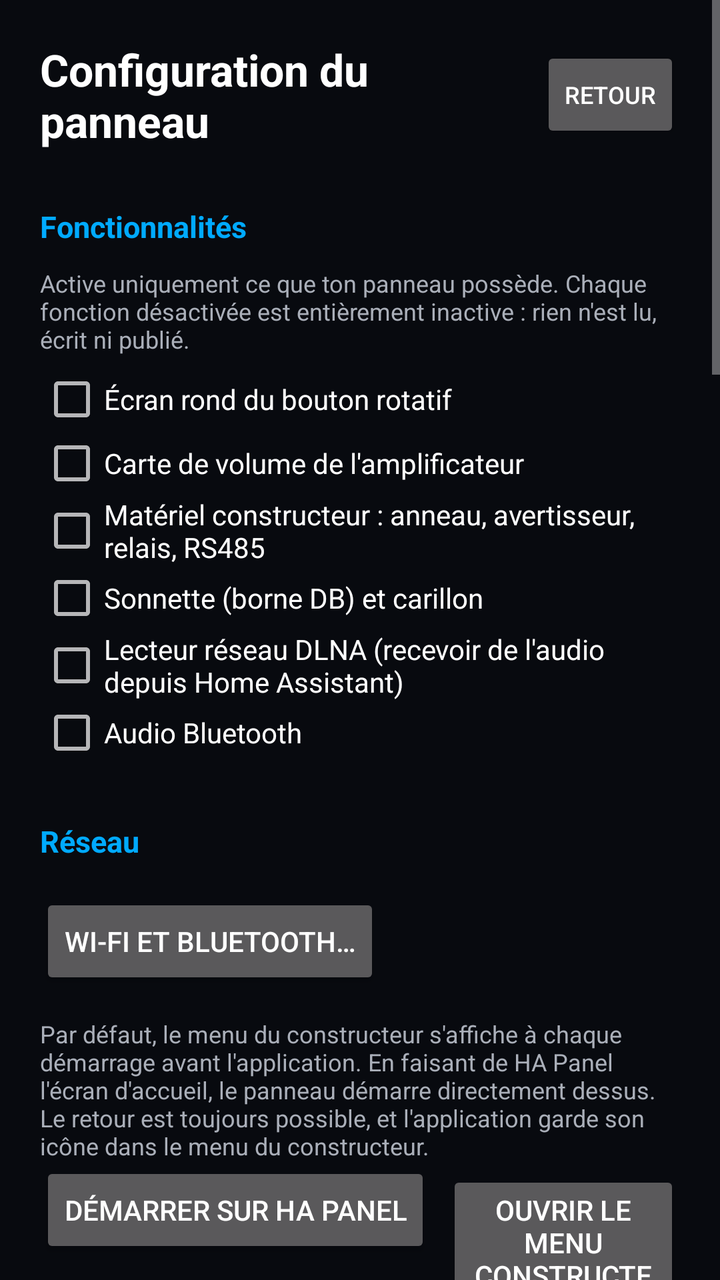
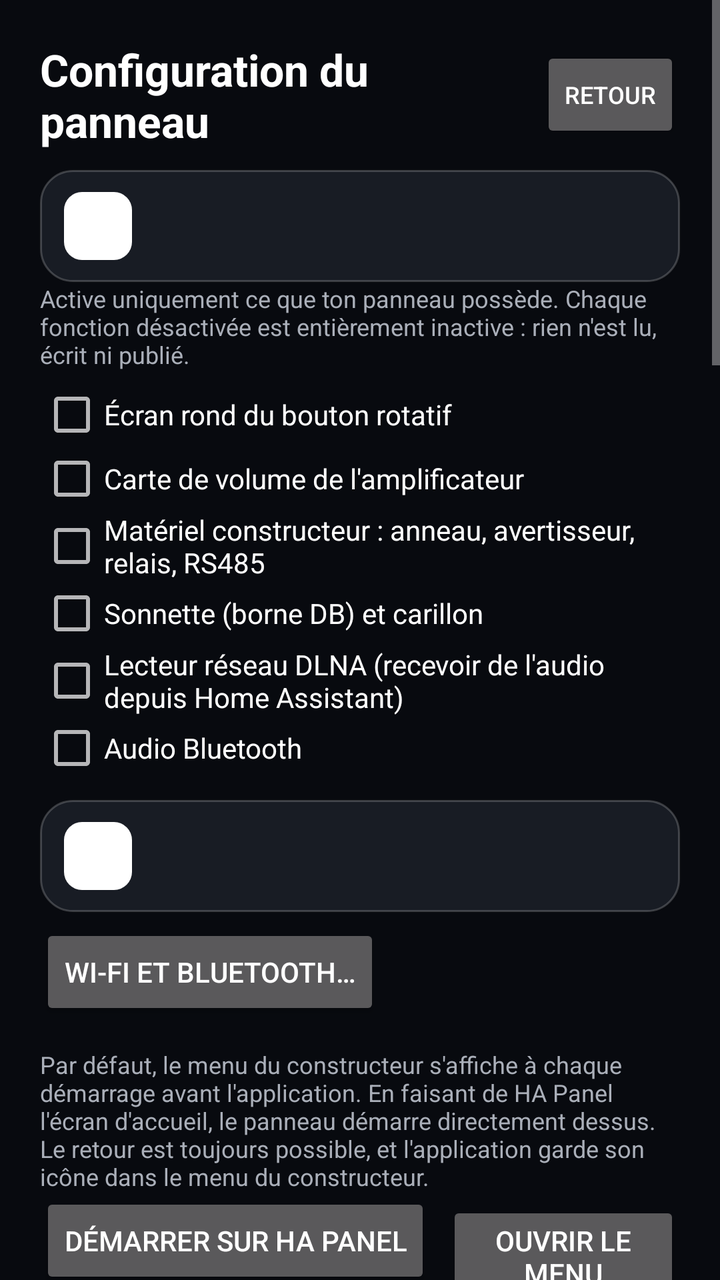

Screens rendered from an Android XML layout before and after an edit, with the pre-edit source and the edit as a unified diff.
<!-- AndroidManifest.xml: application theme Theme.HaPanel -->
<!-- res/layout/activity_setup.xml -->
<?xml version="1.0" encoding="utf-8"?>
<ScrollView xmlns:android="http://schemas.android.com/apk/res/android"
    android:id="@+id/setup_root"
    android:layout_width="match_parent"
    android:layout_height="match_parent"
    android:background="@color/background">

    <LinearLayout
        android:layout_width="match_parent"
        android:layout_height="wrap_content"
        android:orientation="vertical"
        android:focusable="true"
        android:focusableInTouchMode="true"
        android:padding="20dp">

        <LinearLayout
            android:layout_width="match_parent"
            android:layout_height="wrap_content"
            android:orientation="horizontal"
            android:gravity="center_vertical">

            <TextView
                android:layout_width="0dp"
                android:layout_height="wrap_content"
                android:layout_weight="1"
                android:text="@string/setup_title"
                android:textColor="@color/text_primary"
                android:textSize="22sp"
                android:textStyle="bold" />

            <Button
                android:id="@+id/back_button"
                android:layout_width="wrap_content"
                android:layout_height="wrap_content"
                android:minWidth="0dp"
                android:text="@string/back"
                android:textSize="12sp" />
        </LinearLayout>

        

        <TextView
            android:id="@+id/header_features"
            style="@style/SectionHeader"
            android:text="@string/section_features" />

        <LinearLayout
            android:id="@+id/section_features"
            android:layout_width="match_parent"
            android:layout_height="wrap_content"
            android:orientation="vertical">

            <TextView
                android:layout_width="match_parent"
                android:layout_height="wrap_content"
                android:layout_marginBottom="6dp"
                android:text="@string/features_help"
                android:textColor="@color/text_secondary"
                android:textSize="12sp" />

            <CheckBox
                android:id="@+id/feature_knob_screen"
                android:layout_width="wrap_content"
                android:layout_height="wrap_content"
                android:text="@string/feature_knob_screen"
                android:textColor="@color/text_primary" />

            <CheckBox
                android:id="@+id/feature_panel_volume"
                android:layout_width="wrap_content"
                android:layout_height="wrap_content"
                android:text="@string/feature_panel_volume"
                android:textColor="@color/text_primary" />

            <CheckBox
                android:id="@+id/feature_vendor_hw"
                android:layout_width="wrap_content"
                android:layout_height="wrap_content"
                android:text="@string/feature_vendor_hw"
                android:textColor="@color/text_primary" />

            <CheckBox
                android:id="@+id/feature_doorbell"
                android:layout_width="wrap_content"
                android:layout_height="wrap_content"
                android:text="@string/feature_doorbell"
                android:textColor="@color/text_primary" />

            <CheckBox
                android:id="@+id/feature_dlna"
                android:layout_width="wrap_content"
                android:layout_height="wrap_content"
                android:text="@string/feature_dlna"
                android:textColor="@color/text_primary" />

            <CheckBox
                android:id="@+id/feature_bluetooth"
                android:layout_width="wrap_content"
                android:layout_height="wrap_content"
                android:text="@string/feature_bluetooth"
                android:textColor="@color/text_primary" />
        </LinearLayout>

        

        <TextView
            android:id="@+id/header_network"
            style="@style/SectionHeader"
            android:text="@string/section_network" />

        <LinearLayout
            android:id="@+id/section_network"
            android:layout_width="match_parent"
            android:layout_height="wrap_content"
            android:orientation="vertical">

            <Button
                android:id="@+id/open_network"
                android:layout_width="wrap_content"
                android:layout_height="wrap_content"
                android:layout_marginTop="6dp"
                android:text="@string/open_network" />

            <TextView
                android:layout_width="match_parent"
                android:layout_height="wrap_content"
                android:layout_marginTop="14dp"
                android:text="@string/launcher_help"
                android:textColor="@color/text_secondary"
                android:textSize="12sp" />

            <LinearLayout
                android:layout_width="match_parent"
                android:layout_height="wrap_content"
                android:orientation="horizontal">

                <Button
                    android:id="@+id/launcher_take"
                    android:layout_width="wrap_content"
                    android:layout_height="wrap_content"
                    android:text="@string/launcher_take" />

                <Button
                    android:id="@+id/launcher_release"
                    android:layout_width="wrap_content"
                    android:layout_height="wrap_content"
                    android:layout_marginStart="8dp"
                    android:text="@string/launcher_release" />
            </LinearLayout>

            <TextView
                android:id="@+id/launcher_state"
                android:layout_width="match_parent"
                android:layout_height="wrap_content"
                android:textColor="@color/text_secondary"
                android:textSize="12sp" />

            <CheckBox
                android:id="@+id/wifi_fallback"
                android:layout_width="wrap_content"
                android:layout_height="wrap_content"
                android:layout_marginTop="6dp"
                android:text="@string/wifi_fallback"
                android:textColor="@color/text_primary" />

            <TextView
                android:layout_width="match_parent"
                android:layout_height="wrap_content"
                android:layout_marginTop="14dp"
                android:text="@string/updates_help"
                android:textColor="@color/text_secondary"
                android:textSize="12sp" />

            <EditText
                android:id="@+id/update_source"
                android:layout_width="match_parent"
                android:layout_height="wrap_content"
                android:hint="@string/hint_update_source"
                android:inputType="textUri"
                android:maxLines="1"
                android:textColor="@color/text_primary" />

            <CheckBox
                android:id="@+id/update_auto"
                android:layout_width="wrap_content"
                android:layout_height="wrap_content"
                android:text="@string/update_auto"
                android:textColor="@color/text_primary" />

            <LinearLayout
                android:layout_width="match_parent"
                android:layout_height="wrap_content"
                android:orientation="horizontal"
                android:gravity="center_vertical">

                <Button
                    android:id="@+id/update_check"
                    android:layout_width="wrap_content"
                    android:layout_height="wrap_content"
                    android:text="@string/update_check" />

                <TextView
                    android:id="@+id/update_state"
                    android:layout_width="0dp"
                    android:layout_height="wrap_content"
                    android:layout_weight="1"
                    android:layout_marginStart="12dp"
                    android:textColor="@color/text_secondary"
                    android:textSize="12sp" />
            </LinearLayout>
        </LinearLayout>

        

        <TextView
            android:id="@+id/header_zigbee"
            style="@style/SectionHeader"
            android:text="@string/section_zigbee" />

        <LinearLayout
            android:id="@+id/section_zigbee"
            android:layout_width="match_parent"
            android:layout_height="wrap_content"
            android:orientation="vertical">

            <TextView
                android:layout_width="match_parent"
                android:layout_height="wrap_content"
                android:text="@string/zigbee_help"
                android:textColor="@color/text_secondary"
                android:textSize="12sp" />

            <CheckBox
                android:id="@+id/feature_zigbee"
                android:layout_width="wrap_content"
                android:layout_height="wrap_content"
                android:layout_marginTop="6dp"
                android:text="@string/feature_zigbee"
                android:textColor="@color/text_primary" />

            <LinearLayout
                android:layout_width="match_parent"
                android:layout_height="wrap_content"
                android:orientation="horizontal">

                <EditText
                    android:id="@+id/zigbee_device"
                    android:layout_width="0dp"
                    android:layout_height="wrap_content"
                    android:layout_weight="2"
                    android:hint="@string/hint_zigbee_device"
                    android:inputType="text"
                    android:maxLines="1"
                    android:textColor="@color/text_primary" />

                <EditText
                    android:id="@+id/zigbee_port"
                    android:layout_width="0dp"
                    android:layout_height="wrap_content"
                    android:layout_weight="1"
                    android:layout_marginStart="12dp"
                    android:hint="@string/hint_zigbee_port"
                    android:inputType="number"
                    android:maxLines="1"
                    android:textColor="@color/text_primary" />
            </LinearLayout>

            <LinearLayout
                android:layout_width="match_parent"
                android:layout_height="wrap_content"
                android:orientation="horizontal"
                android:gravity="center_vertical">

                <Button
                    android:id="@+id/zigbee_probe"
                    android:layout_width="wrap_content"
                    android:layout_height="wrap_content"
                    android:text="@string/zigbee_probe" />

                <TextView
                    android:id="@+id/zigbee_state"
                    android:layout_width="0dp"
                    android:layout_height="wrap_content"
                    android:layout_weight="1"
                    android:layout_marginStart="12dp"
                    android:textColor="@color/text_secondary"
                    android:textSize="12sp" />
            </LinearLayout>
        </LinearLayout>

        

        <TextView
            android:id="@+id/header_connection"
            style="@style/SectionHeader"
            android:text="@string/section_connection" />

        <LinearLayout
            android:id="@+id/section_connection"
            android:layout_width="match_parent"
            android:layout_height="wrap_content"
            android:orientation="vertical">

            <LinearLayout
                android:layout_width="match_parent"
                android:layout_height="wrap_content"
                android:orientation="horizontal">

                <EditText
                    android:id="@+id/host"
                    android:layout_width="0dp"
                    android:layout_height="wrap_content"
                    android:layout_weight="3"
                    android:hint="@string/hint_host"
                    android:inputType="textUri"
                    android:maxLines="1"
                    android:textColor="@color/text_primary"
                    android:textColorHint="@color/text_secondary" />

                <EditText
                    android:id="@+id/port"
                    android:layout_width="0dp"
                    android:layout_height="wrap_content"
                    android:layout_weight="1"
                    android:layout_marginStart="12dp"
                    android:hint="@string/hint_port"
                    android:inputType="number"
                    android:textColor="@color/text_primary"
                    android:textColorHint="@color/text_secondary" />
            </LinearLayout>

            <EditText
                android:id="@+id/token"
                android:layout_width="match_parent"
                android:layout_height="wrap_content"
                android:layout_marginTop="8dp"
                android:hint="@string/hint_token"
                android:inputType="textPassword"
                android:maxLines="1"
                android:textColor="@color/text_primary"
                android:textColorHint="@color/text_secondary" />

            <TextView
                android:layout_width="match_parent"
                android:layout_height="wrap_content"
                android:layout_marginTop="4dp"
                android:text="@string/setup_help"
                android:textColor="@color/text_secondary"
                android:textSize="12sp" />

            <CheckBox
                android:id="@+id/tls"
                android:layout_width="wrap_content"
                android:layout_height="wrap_content"
                android:text="@string/use_tls"
                android:textColor="@color/text_primary" />
        </LinearLayout>

        

        <TextView
            android:id="@+id/header_entities"
            style="@style/SectionHeader"
            android:text="@string/section_entities" />

        <LinearLayout
            android:id="@+id/section_entities"
            android:layout_width="match_parent"
            android:layout_height="wrap_content"
            android:orientation="vertical">

            <EditText
                android:id="@+id/pinned"
                android:layout_width="match_parent"
                android:layout_height="wrap_content"
                android:hint="@string/hint_pinned"
                android:inputType="textMultiLine"
                android:maxLines="3"
                android:textColor="@color/text_primary"
                android:textColorHint="@color/text_secondary" />

            <Button
                android:id="@+id/choose_entities"
                android:layout_width="match_parent"
                android:layout_height="wrap_content"
                android:layout_marginTop="8dp"
                android:text="@string/choose_entities" />
        </LinearLayout>

        

        <TextView
            android:id="@+id/header_display"
            style="@style/SectionHeader"
            android:text="@string/section_display" />

        <LinearLayout
            android:id="@+id/section_display"
            android:layout_width="match_parent"
            android:layout_height="wrap_content"
            android:orientation="vertical">

            <LinearLayout
                android:layout_width="match_parent"
                android:layout_height="wrap_content"
                android:orientation="horizontal"
                android:gravity="center_vertical">

                <EditText
                    android:id="@+id/screensaver_delay"
                    android:layout_width="0dp"
                    android:layout_height="wrap_content"
                    android:layout_weight="1"
                    android:hint="@string/hint_saver_delay"
                    android:inputType="number"
                    android:textColor="@color/text_primary"
                    android:textColorHint="@color/text_secondary" />

                <Spinner
                    android:id="@+id/screensaver_mode"
                    android:layout_width="wrap_content"
                    android:layout_height="wrap_content"
                    android:layout_marginStart="12dp"
                    android:minWidth="170dp" />
            </LinearLayout>

            <EditText
                android:id="@+id/photo_folder"
                android:layout_width="match_parent"
                android:layout_height="wrap_content"
                android:hint="@string/hint_photo_folder"
                android:inputType="textUri"
                android:maxLines="1"
                android:textColor="@color/text_primary"
                android:textColorHint="@color/text_secondary" />

            <LinearLayout
                android:layout_width="match_parent"
                android:layout_height="wrap_content"
                android:orientation="horizontal">

                <EditText
                    android:id="@+id/screen_timeout"
                    android:layout_width="0dp"
                    android:layout_height="wrap_content"
                    android:layout_weight="1"
                    android:hint="@string/hint_timeout"
                    android:inputType="number"
                    android:textColor="@color/text_primary"
                    android:textColorHint="@color/text_secondary" />

                <EditText
                    android:id="@+id/screen_brightness"
                    android:layout_width="0dp"
                    android:layout_height="wrap_content"
                    android:layout_weight="1"
                    android:layout_marginStart="12dp"
                    android:hint="@string/hint_brightness"
                    android:inputType="number"
                    android:textColor="@color/text_primary"
                    android:textColorHint="@color/text_secondary" />
            </LinearLayout>

            <CheckBox
                android:id="@+id/wake_proximity"
                android:layout_width="wrap_content"
                android:layout_height="wrap_content"
                android:text="@string/wake_proximity"
                android:textColor="@color/text_primary" />
        </LinearLayout>

        

        <TextView
            android:id="@+id/header_audio"
            style="@style/SectionHeader"
            android:text="@string/section_audio" />

        <LinearLayout
            android:id="@+id/section_audio"
            android:layout_width="match_parent"
            android:layout_height="wrap_content"
            android:orientation="vertical">

            <LinearLayout
                android:layout_width="match_parent"
                android:layout_height="wrap_content"
                android:orientation="horizontal"
                android:gravity="center_vertical">

                <TextView
                    android:layout_width="wrap_content"
                    android:layout_height="wrap_content"
                    android:text="@string/chime_label"
                    android:textColor="@color/text_secondary"
                    android:textSize="14sp" />

                <Spinner
                    android:id="@+id/chime_choice"
                    android:layout_width="0dp"
                    android:layout_height="wrap_content"
                    android:layout_weight="1"
                    android:layout_marginStart="12dp" />

                <Button
                    android:id="@+id/chime_test"
                    android:layout_width="wrap_content"
                    android:layout_height="wrap_content"
                    android:layout_marginStart="8dp"
                    android:minWidth="0dp"
                    android:text="@string/chime_test"
                    android:textSize="12sp" />
            </LinearLayout>

            <EditText
                android:id="@+id/go2rtc_url"
                android:layout_width="match_parent"
                android:layout_height="wrap_content"
                android:hint="@string/hint_go2rtc"
                android:inputType="textUri"
                android:maxLines="1"
                android:textColor="@color/text_primary"
                android:textColorHint="@color/text_secondary" />

            <LinearLayout
                android:layout_width="match_parent"
                android:layout_height="wrap_content"
                android:orientation="horizontal">

                <TextView
                    android:layout_width="wrap_content"
                    android:layout_height="wrap_content"
                    android:text="@string/camera_label"
                    android:textColor="@color/text_secondary"
                    android:textSize="14sp" />

                <Spinner
                    android:id="@+id/doorbell_camera"
                    android:layout_width="0dp"
                    android:layout_height="wrap_content"
                    android:layout_weight="3"
                    android:layout_marginStart="12dp" />

                <EditText
                    android:id="@+id/doorbell_camera_seconds"
                    android:layout_width="0dp"
                    android:layout_height="wrap_content"
                    android:layout_weight="1"
                    android:layout_marginStart="12dp"
                    android:hint="@string/hint_doorbell_camera_seconds"
                    android:inputType="number"
                    android:textColor="@color/text_primary"
                    android:textColorHint="@color/text_secondary" />
            </LinearLayout>

            <Button
                android:id="@+id/doorbell_test"
                android:layout_width="match_parent"
                android:layout_height="wrap_content"
                android:layout_marginTop="6dp"
                android:text="@string/doorbell_test" />

            <CheckBox
                android:id="@+id/chime_on_doorbell"
                android:layout_width="wrap_content"
                android:layout_height="wrap_content"
                android:text="@string/chime_on_doorbell"
                android:textColor="@color/text_primary" />

            <CheckBox
                android:id="@+id/assistant_enabled"
                android:layout_width="wrap_content"
                android:layout_height="wrap_content"
                android:text="@string/assistant_enabled"
                android:textColor="@color/text_primary" />

            <CheckBox
                android:id="@+id/publish"
                android:layout_width="wrap_content"
                android:layout_height="wrap_content"
                android:text="@string/publish_sensors"
                android:textColor="@color/text_primary" />
        </LinearLayout>

        <Button
            android:id="@+id/connect"
            android:layout_width="match_parent"
            android:layout_height="wrap_content"
            android:layout_marginTop="20dp"
            android:text="@string/save" />

    </LinearLayout>
</ScrollView>
<!-- resources referenced by this layout -->
<resources>
  <color name="background">#FF080A0F</color>
  <color name="text_primary">#FFFFFFFF</color>
  <color name="text_secondary">#FFAAAFB9</color>
  <string name="assistant_enabled">Assistant vocal (nécessite le micro)</string>
  <string name="back">Retour</string>
  <string name="camera_label">Caméra à la sonnerie</string>
  <string name="chime_label">Carillon</string>
  <string name="chime_on_doorbell">Jouer le carillon quand on sonne (borne DB)</string>
  <string name="chime_test">Essayer</string>
  <string name="choose_entities">Choisir les entités à afficher…</string>
  <string name="doorbell_test">Tester la sonnerie complète (carillon + caméra)</string>
  <string name="feature_bluetooth">Audio Bluetooth</string>
  <string name="feature_doorbell">Sonnette (borne DB) et carillon</string>
  <string name="feature_knob_screen">Écran rond du bouton rotatif</string>
  <string name="feature_panel_volume">Carte de volume de l\'amplificateur</string>
  <string name="feature_vendor_hw">Matériel constructeur : anneau, avertisseur, relais, RS485</string>
  <string name="feature_zigbee">Exposer la radio Zigbee sur le réseau</string>
  <string name="hint_brightness">Luminosité écran (5 à 100 %)</string>
  <string name="hint_doorbell_camera_seconds">Durée d\'affichage (s)</string>
  <string name="hint_go2rtc">Adresse go2rtc, ex. http://192.168.1.10:1984</string>
  <string name="hint_host">Adresse du serveur Home Assistant</string>
  <string name="hint_photo_folder">Dossier des photos du diaporama</string>
  <string name="hint_pinned">Entités à afficher (vide = automatique)</string>
  <string name="hint_port">Port</string>
  <string name="hint_saver_delay">Écran de veille après (s, 0 = jamais)</string>
  <string name="hint_timeout">Extinction totale après (s, 0 = jamais)</string>
  <string name="hint_token">Jeton d\'accès longue durée</string>
  <string name="hint_update_source">Dépôt GitHub ou adresse du fichier de version</string>
  <string name="hint_zigbee_device">Port série, ex. /dev/ttyS3</string>
  <string name="hint_zigbee_port">Port TCP d\'écoute</string>
  <string name="launcher_release">Ouvrir le menu constructeur</string>
  <string name="launcher_take">Démarrer sur HA Panel</string>
  <string name="open_network">Wi-Fi et Bluetooth…</string>
  <string name="publish_sensors">Publier les capteurs du panneau vers Home Assistant</string>
  <string name="save">Enregistrer</string>
  <string name="section_audio">Audio, sonnette et assistant</string>
  <string name="section_connection">Connexion au serveur</string>
  <string name="section_display">Écran et veille</string>
  <string name="section_entities">Entités affichées</string>
  <string name="section_features">Fonctionnalités</string>
  <string name="section_network">Réseau</string>
  <string name="section_zigbee">Zigbee</string>
  <string name="setup_title">Configuration du panneau</string>
  <string name="update_auto">Vérifier au démarrage</string>
  <string name="update_check">Vérifier maintenant</string>
  <string name="use_tls">Utiliser HTTPS / WSS</string>
  <string name="wake_proximity">Réveiller l\'écran quand quelqu\'un s\'approche</string>
  <string name="wifi_fallback">Proposer le Wi-Fi si le câble Ethernet ne répond pas</string>
  <string name="zigbee_probe">Chercher la radio Zigbee</string>
  <style name="SectionHeader">
          <item name="android:layout_width">match_parent</item>
          <item name="android:layout_height">wrap_content</item>
          <item name="android:layout_marginTop">18dp</item>
          <item name="android:paddingTop">10dp</item>
          <item name="android:paddingBottom">10dp</item>
          <item name="android:textColor">@color/accent</item>
          <item name="android:textSize">15sp</item>
          <item name="android:textStyle">bold</item>
          <item name="android:background">?android:attr/selectableItemBackground</item>
      </style>
  <color name="accent">#FF00AAFF</color>
  <!-- unchanged entries left out for length: 7 -->
</resources>

<!-- the commit's change to res/layout/activity_setup.xml (unified diff, before → after) -->
@@ -39,10 +39,9 @@
 
         
 
-        <TextView
+        <include
             android:id="@+id/header_features"
-            style="@style/SectionHeader"
-            android:text="@string/section_features" />
+            layout="@layout/view_settings_section" />
 
         <LinearLayout
             android:id="@+id/section_features"
@@ -103,10 +102,9 @@
 
         
 
-        <TextView
+        <include
             android:id="@+id/header_network"
-            style="@style/SectionHeader"
-            android:text="@string/section_network" />
+            layout="@layout/view_settings_section" />
 
         <LinearLayout
             android:id="@+id/section_network"
@@ -212,10 +210,9 @@
 
         
 
-        <TextView
+        <include
             android:id="@+id/header_zigbee"
-            style="@style/SectionHeader"
-            android:text="@string/section_zigbee" />
+            layout="@layout/view_settings_section" />
 
         <LinearLayout
             android:id="@+id/section_zigbee"
@@ -290,10 +287,9 @@
 
         
 
-        <TextView
+        <include
             android:id="@+id/header_connection"
-            style="@style/SectionHeader"
-            android:text="@string/section_connection" />
+            layout="@layout/view_settings_section" />
 
         <LinearLayout
             android:id="@+id/section_connection"
@@ -358,10 +354,9 @@
 
         
 
-        <TextView
+        <include
             android:id="@+id/header_entities"
-            style="@style/SectionHeader"
-            android:text="@string/section_entities" />
+            layout="@layout/view_settings_section" />
 
         <LinearLayout
             android:id="@+id/section_entities"
@@ -389,10 +384,9 @@
 
         
 
-        <TextView
+        <include
             android:id="@+id/header_display"
-            style="@style/SectionHeader"
-            android:text="@string/section_display" />
+            layout="@layout/view_settings_section" />
 
         <LinearLayout
             android:id="@+id/section_display"
@@ -471,10 +465,9 @@
 
         
 
-        <TextView
+        <include
             android:id="@+id/header_audio"
-            style="@style/SectionHeader"
-            android:text="@string/section_audio" />
+            layout="@layout/view_settings_section" />
 
         <LinearLayout
             android:id="@+id/section_audio"
@@ -591,3 +584,48 @@
 
     </LinearLayout>
 </ScrollView>
+<!-- res/layout/view_settings_section.xml (included above) -->
+<?xml version="1.0" encoding="utf-8"?>
+<LinearLayout xmlns:android="http://schemas.android.com/apk/res/android"
+    android:layout_width="match_parent"
+    android:layout_height="wrap_content"
+    android:minHeight="56dp"
+    android:layout_marginTop="10dp"
+    android:orientation="horizontal"
+    android:gravity="center_vertical"
+    android:paddingStart="12dp"
+    android:paddingEnd="16dp"
+    android:paddingTop="8dp"
+    android:paddingBottom="8dp"
+    android:background="@drawable/settings_section_background">
+
+    <TextView
+        android:id="@+id/section_icon"
+        android:layout_width="34dp"
+        android:layout_height="34dp"
+        android:gravity="center"
+        android:includeFontPadding="false"
+        android:textColor="#FFFFFFFF"
+        android:textSize="19sp"
+        android:background="@drawable/settings_icon_background" />
+
+    <TextView
+        android:id="@+id/section_title"
+        android:layout_width="0dp"
+        android:layout_height="wrap_content"
+        android:layout_weight="1"
+        android:layout_marginStart="14dp"
+        android:maxLines="1"
+        android:ellipsize="end"
+        android:textColor="@color/text_primary"
+        android:textSize="15sp" />
+
+    <TextView
+        android:id="@+id/section_chevron"
+        android:layout_width="wrap_content"
+        android:layout_height="wrap_content"
+        android:includeFontPadding="false"
+        android:textColor="@color/text_tertiary"
+        android:textSize="18sp" />
+
+</LinearLayout>
<!-- resource entries referenced after the edit -->
@@ -3,6 +3,22 @@
   <color name="background">#FF080A0F</color>
   <color name="text_primary">#FFFFFFFF</color>
   <color name="text_secondary">#FFAAAFB9</color>
+  <color name="text_tertiary">#FF6B7280</color>
+  <!-- drawable settings_icon_background (drawable) -->
+  <?xml version="1.0" encoding="utf-8"?>
+  <shape xmlns:android="http://schemas.android.com/apk/res/android"
+      android:shape="rectangle">
+      <corners android:radius="9dp" />
+      <solid android:color="#FFFFFFFF" />
+  </shape>
+  <!-- drawable settings_section_background (drawable) -->
+  <?xml version="1.0" encoding="utf-8"?>
+  <shape xmlns:android="http://schemas.android.com/apk/res/android"
+      android:shape="rectangle">
+      <corners android:radius="16dp" />
+      <solid android:color="@color/surface" />
+      <stroke android:width="1dp" android:color="@color/tile_border" />
+  </shape>
   <string name="assistant_enabled">Assistant vocal (nécessite le micro)</string>
   <string name="back">Retour</string>
   <string name="camera_label">Caméra à la sonnerie</string>
@@ -35,13 +51,6 @@
   <string name="open_network">Wi-Fi et Bluetooth…</string>
   <string name="publish_sensors">Publier les capteurs du panneau vers Home Assistant</string>
   <string name="save">Enregistrer</string>
-  <string name="section_audio">Audio, sonnette et assistant</string>
-  <string name="section_connection">Connexion au serveur</string>
-  <string name="section_display">Écran et veille</string>
-  <string name="section_entities">Entités affichées</string>
-  <string name="section_features">Fonctionnalités</string>
-  <string name="section_network">Réseau</string>
-  <string name="section_zigbee">Zigbee</string>
   <string name="setup_title">Configuration du panneau</string>
   <string name="update_auto">Vérifier au démarrage</string>
   <string name="update_check">Vérifier maintenant</string>
@@ -49,17 +58,8 @@
   <string name="wake_proximity">Réveiller l\'écran quand quelqu\'un s\'approche</string>
   <string name="wifi_fallback">Proposer le Wi-Fi si le câble Ethernet ne répond pas</string>
   <string name="zigbee_probe">Chercher la radio Zigbee</string>
-  <style name="SectionHeader">
-          <item name="android:layout_width">match_parent</item>
-          <item name="android:layout_height">wrap_content</item>
-          <item name="android:layout_marginTop">18dp</item>
-          <item name="android:paddingTop">10dp</item>
-          <item name="android:paddingBottom">10dp</item>
-          <item name="android:textColor">@color/accent</item>
-          <item name="android:textSize">15sp</item>
-          <item name="android:textStyle">bold</item>
-          <item name="android:background">?android:attr/selectableItemBackground</item>
-      </style>
+  <color name="surface">#E61A1E27</color>
+  <color name="tile_border">#33FFFFFF</color>
   <color name="accent">#FF00AAFF</color>
   <!-- unchanged entries left out for length: 7 -->
 </resources>
